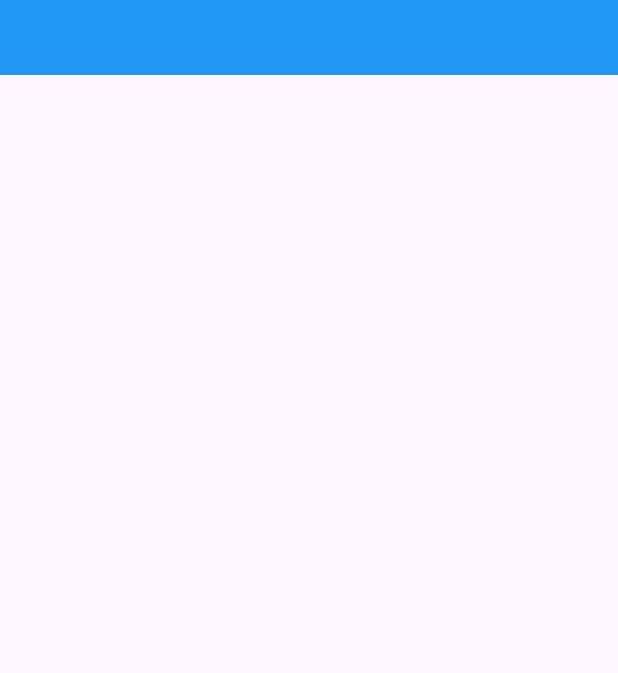
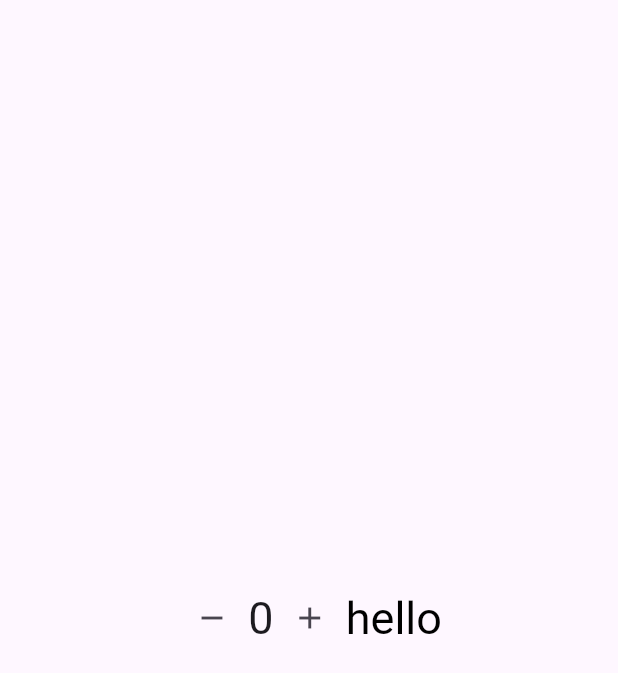
Before and after one commit to ahsandevsinn/flutter_basics, a Flutter app: the screen it shows after launch, on a phone screen of 412 x 824 dp. Shown: the top 673 px of the screen. Run offline on Flutter 3.47's test engine with Material 3 defaults, Android fonts, the phone set to English and light mode, and no system bars.

Commit message:
Flutter Architecture

```diff
--- /dev/null
+++ b/lib/counter_class.dart
@@ -0,0 +1,32 @@
+import 'package:flutter/material.dart';
+import 'package:flutter_basics/render_object.dart';
+
+class CounterClass extends StatefulWidget {
+  const CounterClass({super.key});
+
+  @override
+  State<CounterClass> createState() => _CounterClassState();
+}
+
+class _CounterClassState extends State<CounterClass> {
+  int count = 0;
+  @override
+  Widget build(BuildContext context) {
+      print("Widget rebuilt");
+    return Scaffold(
+      body: Center(child: Row(
+        mainAxisAlignment: MainAxisAlignment.center,
+        children: [
+          IconButton(onPressed: (){}, icon: Icon(Icons.remove)),
+          Text(count.toString(),style: TextStyle(fontSize: 30),),
+          IconButton(onPressed: (){
+            setState(() {
+              count++;
+            });
+          }, icon: Icon(Icons.add)),
+MyTextWidget(text: "hello",fontSize: 30,)
+        ],
+      ),),
+    );
+  }
+}
--- a/lib/main.dart
+++ b/lib/main.dart
@@ -1,4 +1,5 @@
 import 'package:flutter/material.dart';
+import 'package:flutter_basics/counter_class.dart';
 import 'package:flutter_basics/home_screen.dart';
 
 void main() {
@@ -12,7 +13,7 @@ class MyApp extends StatelessWidget {
   @override
   Widget build(BuildContext context) {
     return MaterialApp(
-   home: HomeScreen(),
+   home: CounterClass(),
     );
   }
 }
--- /dev/null
+++ b/lib/render_object.dart
@@ -0,0 +1,74 @@
+import 'package:flutter/material.dart';
+import 'package:flutter/rendering.dart';
+
+class MyTextWidget extends LeafRenderObjectWidget {
+  final String text;
+  final Color color;
+  final double fontSize;
+
+  const MyTextWidget({
+    super.key,
+    required this.text,
+    this.color = Colors.black,
+    this.fontSize = 20,
+  });
+
+  @override
+  RenderObject createRenderObject(BuildContext context) {
+    return RenderMyText(text, color, fontSize);
+  }
+
+  @override
+  void updateRenderObject(BuildContext context, RenderMyText renderObject) {
+    renderObject
+      ..text = text
+      ..color = color
+      ..fontSize = fontSize;
+  }
+}
+
+class RenderMyText extends RenderBox {
+  String _text;
+  Color _color;
+  double _fontSize;
+
+  RenderMyText(this._text, this._color, this._fontSize);
+
+  set text(String value) {
+    if (_text == value) return;
+    _text = value;
+    markNeedsLayout();
+  }
+
+  set color(Color value) {
+    if (_color == value) return;
+    _color = value;
+    markNeedsPaint();
+  }
+
+  set fontSize(double value) {
+    if (_fontSize == value) return;
+    _fontSize = value;
+    markNeedsLayout();
+  }
+
+  late TextPainter _textPainter;
+
+  @override
+  void performLayout() {
+    _textPainter = TextPainter(
+      text: TextSpan(
+        text: _text,
+        style: TextStyle(color: _color, fontSize: _fontSize),
+      ),
+      textDirection: TextDirection.ltr,
+    );
+    _textPainter.layout();
+    size = _textPainter.size;
+  }
+
+  @override
+  void paint(PaintingContext context, Offset offset) {
+    _textPainter.paint(context.canvas, offset);
+  }
+}
```
Also changed, not shown: lib/home_screen.dart (+12 -0 lines).
